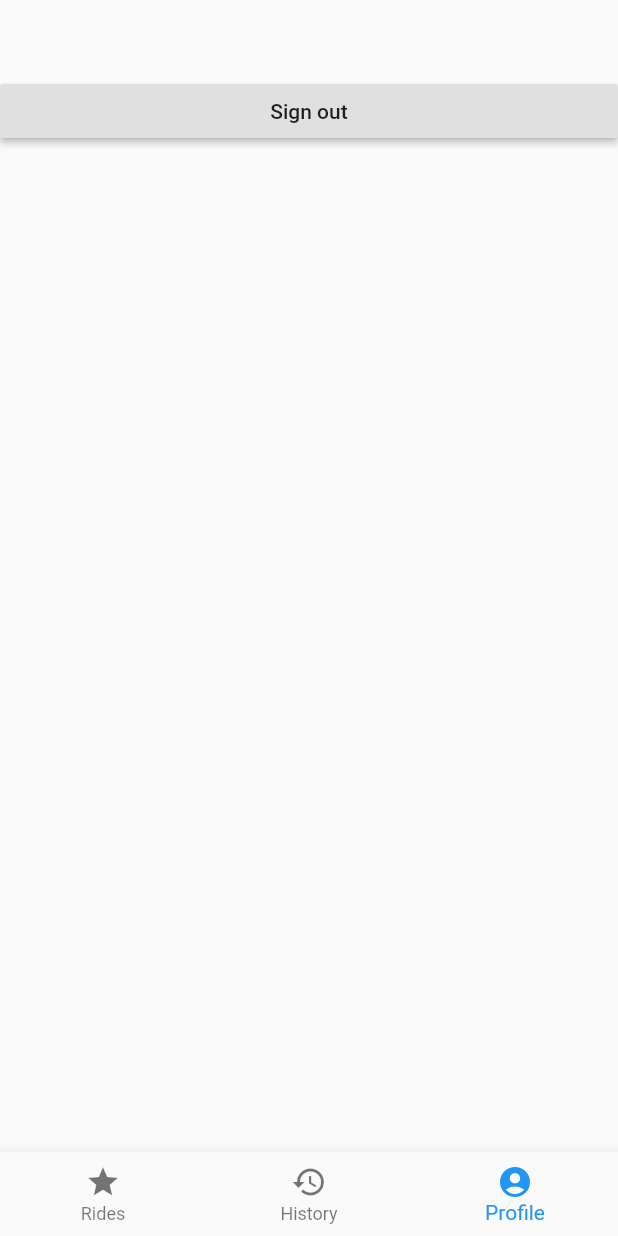
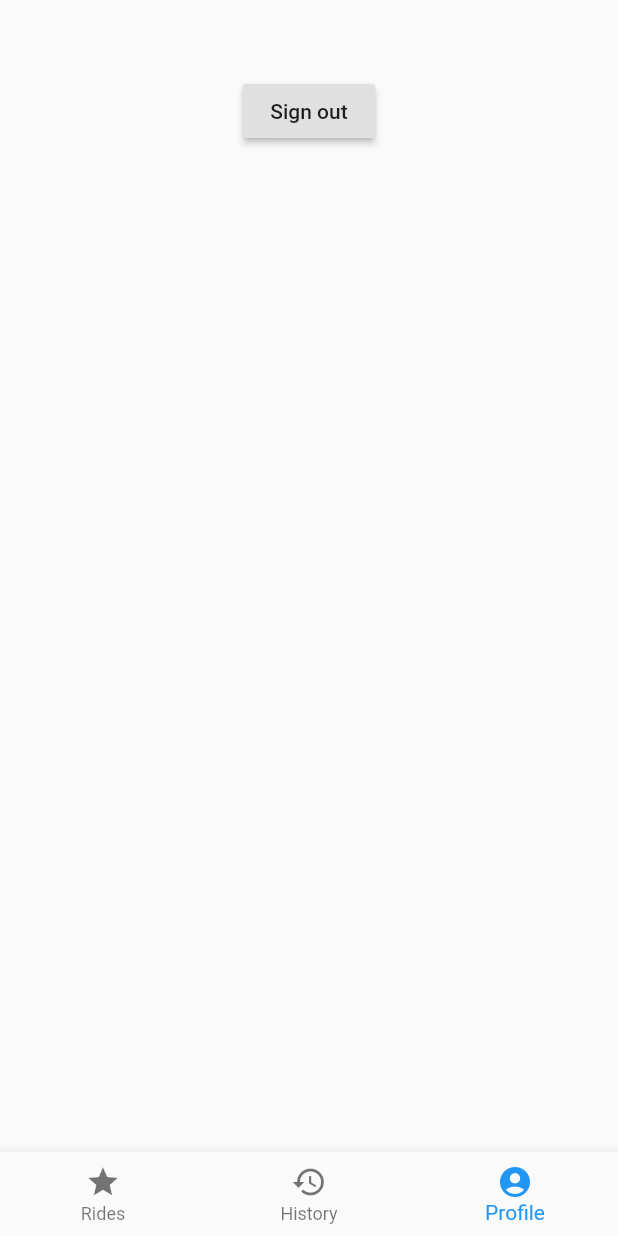
Before and after one commit to cornell-dti/carriage-driver, a Flutter app: the Home screen opened directly, item 3 of the bottom bar chosen, after a tap on "Sign out", on a phone screen of 412 x 824 dp. Run offline on Flutter 3.47's test engine with Material 2 defaults, Android fonts, the phone set to English and light mode, and no system bars; our stand-ins replace google_sign_in; Roboto replaces fonts that are missing (SFPro).

Commit message:
remove other fields form SignOutButton

```diff
--- a/lib/Home.dart
+++ b/lib/Home.dart
@@ -97,7 +97,12 @@ class _HomeState extends State<Home> {
             : _selectedIndex == 1
                 ? Column()
                 : Column(
-                    children: <Widget>[SizedBox(height: 50),SignOutButton()],
+                    children: <Widget>[SizedBox(height: 50), Row(
+                      mainAxisAlignment: MainAxisAlignment.center,
+                      children: <Widget>[
+                       SignOutButton(),
+                      ],
+                    )],
                   ),
         bottomNavigationBar: BottomNavigationBar(
           selectedItemColor: Colors.blue,
@@ -121,16 +126,11 @@ class SignOutButton extends StatelessWidget {
   @override
   Widget build(BuildContext context) {
     return RaisedButton(
-        child: Row(
-          mainAxisAlignment: MainAxisAlignment.center,
-          children: <Widget>[
-            Text('Sign out',
-                textAlign: TextAlign.start),
-          ],
-        ),
-        onPressed: () {
-          googleSignIn.signOut();
-        },
+      child: Text('Sign out', textAlign: TextAlign.start),
+      onPressed: () {
+        googleSignIn.signOut();
+      },
+
     );
   }
 }
```
